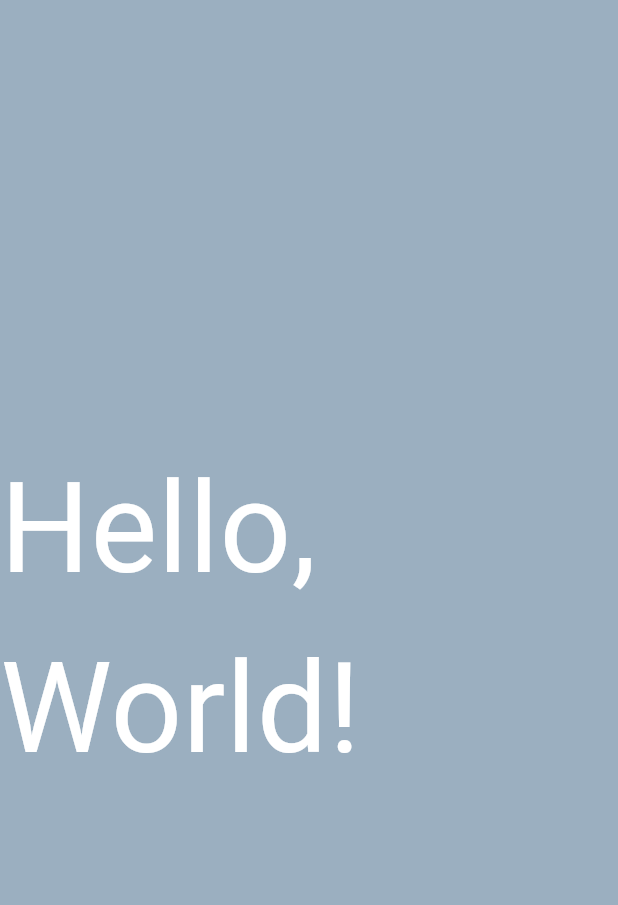
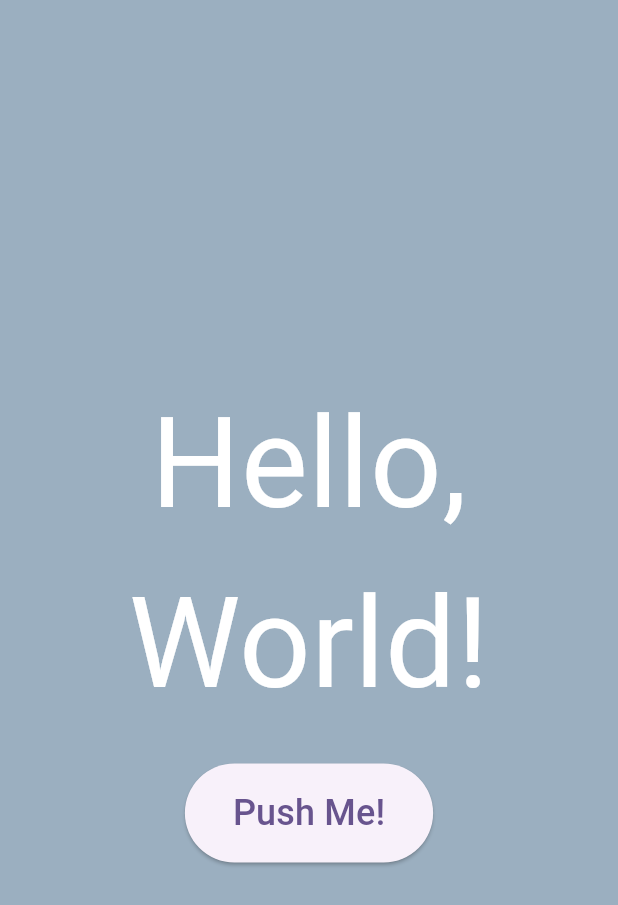
Before and after one commit to kiwiscanfly/flutter_pi, a Flutter app: the screen it shows after launch, on a phone screen of 412 x 824 dp. Shown: the top 905 px of the screen. Run offline on Flutter 3.47's test engine with Material 3 defaults, Android fonts, the phone set to English and light mode, and no system bars; our stand-ins replace flutter_dotenv.

Commit message:
Daemons and adding a button to the display

```diff
--- a/lib/home.dart
+++ b/lib/home.dart
@@ -1,17 +1,54 @@
 import 'package:flutter/material.dart';
 import 'package:flutter_dotenv/flutter_dotenv.dart';
 
-class Home extends StatelessWidget {
+class Home extends StatefulWidget {
   const Home({super.key});
+
+  @override
+  State<Home> createState() => _HomeState();
+}
+
+class _HomeState extends State<Home> {
+  String greeting = dotenv.env['GREETING'] ?? 'Hello, World!';
+
+  void changeGreeting() {
+    setState(() {
+      greeting = 'That tickles!!!';
+    });
+
+    // Change back to the original greeting after 2 seconds
+    Future.delayed(const Duration(seconds: 2), () {
+      setState(() {
+        greeting = dotenv.env['GREETING'] ?? 'Hello, World!';
+      });
+    });
+  }
 
   @override
   Widget build(BuildContext context) {
     return Scaffold(
       backgroundColor: const Color.fromARGB(255, 155, 175, 192),
       body: Center(
-        child: Text(
-          dotenv.env['GREETING'] ?? 'Hello, World!',
-          style: TextStyle(color: Colors.white, fontSize: 84),
+        child: Column(
+          mainAxisAlignment: MainAxisAlignment.center,
+          children: [
+            Text(
+              greeting,
+              style: const TextStyle(color: Colors.white, fontSize: 84),
+              textAlign: TextAlign.center,
+            ),
+            const SizedBox(height: 20),
+            ElevatedButton(
+              onPressed: changeGreeting,
+              style: ElevatedButton.styleFrom(
+                padding: const EdgeInsets.symmetric(horizontal: 32.0, vertical: 16.0),
+              ),
+              child: const Text(
+                'Push Me!',
+                style: TextStyle(fontSize: 24),
+              ),
+            ),
+          ],
         ),
       ),
     );
--- a/pubspec.yaml
+++ b/pubspec.yaml
@@ -9,7 +9,6 @@ dependencies:
   flutter:
     sdk: flutter
   cupertino_icons: ^1.0.8
-  spotify_sdk: ^3.0.2
   flutter_dotenv: ^5.2.1
 
 dev_dependencies:
```
Also changed, not shown: bt-audio-connection-daemon.txt (added, +17 -0 lines), spotify-backend-daemon.txt (added, +10 -0 lines), pubspec.lock.
